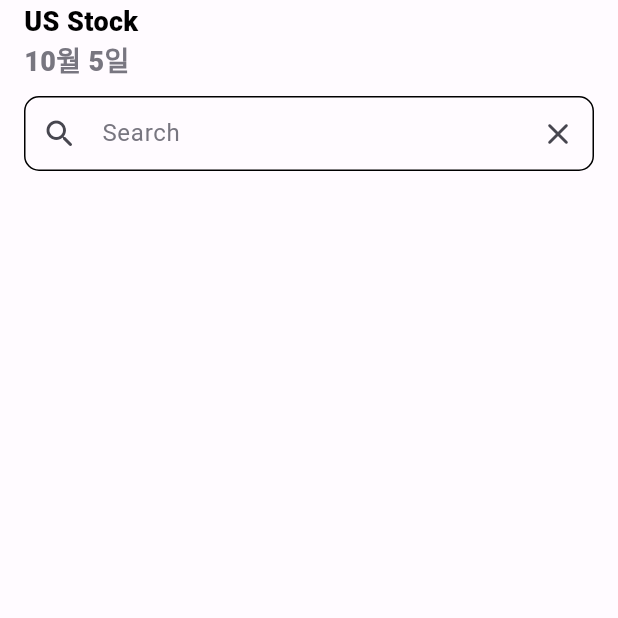
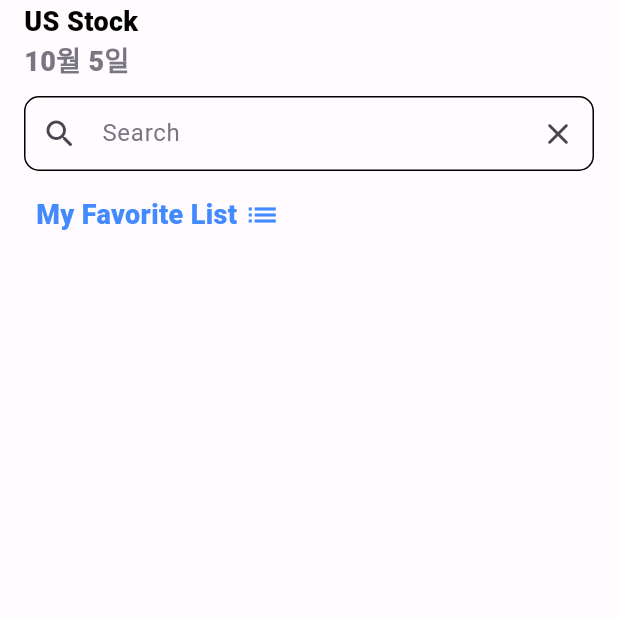
Before and after one commit to andyanappdev/Stock-Search-Flutter, a Flutter app: the screen it shows after launch, on a phone screen of 412 x 824 dp, the top half of it. Run offline on Flutter 3.47's test engine with Material 2 defaults, Android fonts, the phone set to English and light mode, and no system bars; our stand-ins replace csv, flutter_dotenv, freezed_annotation, go_router, hive, hive_flutter; accounts and stored records are empty; generated files the repository leaves out were written again; Roboto replaces fonts that are missing (HelevticalNenu).

Commit message:
<feat>(MainScreen): Implement most of default UI

```diff
--- a/lib/presentation/main/main_screen.dart
+++ b/lib/presentation/main/main_screen.dart
@@ -1,8 +1,12 @@
+import 'package:flutter/cupertino.dart';
 import 'package:flutter/material.dart';
+import 'package:intl/intl.dart';
 import 'package:provider/provider.dart';
+import 'package:us_stock/presentation/main/components/company_list_view_builder.dart';
+import 'package:us_stock/presentation/main/components/favorite_list_view_builder.dart';
+import 'package:us_stock/presentation/main/main_event.dart';
 import 'package:us_stock/presentation/main/main_state.dart';
 import 'package:us_stock/presentation/main/main_view_model.dart';
-import 'package:intl/intl.dart';
 
 class MainScreen extends StatefulWidget {
   const MainScreen({super.key});
@@ -35,6 +39,7 @@ class _MainScreenState extends State<MainScreen> {
         body: Column(
           children: [
             _buildSearchTextField(context, viewModel),
+            _buildMakeNewFavoriteList(state, viewModel),
             _buildListView(state, viewModel),
           ],
         ),
@@ -75,7 +80,7 @@ class _MainScreenState extends State<MainScreen> {
     );
   }
 
-  Widget _buildSearchTextField(BuildContext context, viewModel) {
+  Widget _buildSearchTextField(BuildContext context, MainViewModel viewModel) {
     return Padding(
       padding: const EdgeInsets.symmetric(horizontal: 16.0, vertical: 8.0),
       child: SizedBox(
@@ -86,7 +91,7 @@ class _MainScreenState extends State<MainScreen> {
           cursorColor: Theme.of(context).colorScheme.onBackground,
           style: TextStyle(color: Theme.of(context).colorScheme.onBackground),
           onChanged: (query) {
-            // TODO: 쿼리 변경시 코드 구현
+            viewModel.onEvent(MainEvent.searchQueryChange(query));
           },
           decoration: InputDecoration(
             enabledBorder: OutlineInputBorder(
@@ -109,7 +114,13 @@ class _MainScreenState extends State<MainScreen> {
             suffixIcon: IconButton(
               icon: const Icon(Icons.clear_rounded),
               onPressed: () {
-                _controller.clear();
+                // setState 말고 더 있어 보이는 방법은?
+                // MainEvent에 fetchFavoriteList을 정의해서 처리 할수 있으나 작성해야할 코드가 많아져서 효율성 검토 필요
+                setState(() {
+                  _controller.clear();
+                });
+
+                // viewModel.
               },
             ),
           ),
@@ -118,46 +129,64 @@ class _MainScreenState extends State<MainScreen> {
     );
   }
 
-  Widget _buildListView(MainState state, viewModel) {
+  Widget _buildMakeNewFavoriteList(MainState state, MainViewModel viewModel) {
+    return Container(
+      alignment: Alignment.centerLeft,
+      padding: const EdgeInsets.symmetric(horizontal: 24.0, vertical: 8.0),
+      child: GestureDetector(
+        child: const Row(
+          children: [
+            Text(
+              'My Favorite List ',
+              style: TextStyle(
+                fontSize: 18,
+                fontWeight: FontWeight.w800,
+                color: Colors.blueAccent,
+              ),
+            ),
+            Icon(
+              Icons.list,
+              color: Colors.blueAccent,
+            ),
+          ],
+        ),
+        onTap: () {
+          showCupertinoModalPopup<void>(
+            context: context,
+            builder: (BuildContext context) => CupertinoAlertDialog(
+              title: const Text('Coming in the Future'),
+              content: const Text('Create and manage new lists'),
+              actions: <CupertinoDialogAction>[
+                CupertinoDialogAction(
+                  /// This parameter indicates this action is the default,
+                  /// and turns the action's text to bold text.
+                  isDefaultAction: true,
+                  onPressed: () {
+                    Navigator.pop(context);
+                  },
+                  child: const Text('OK'),
+                ),
+              ],
+            ),
+          );
+        },
+      ),
+    );
+  }
+
+  Widget _buildListView(MainState state, MainViewModel viewModel) {
     return Expanded(
       child: RefreshIndicator(
         onRefresh: () async {
-          // TODO:
+          viewModel.onEvent(const MainEvent.refresh());
         },
         child: Padding(
           padding: const EdgeInsets.symmetric(horizontal: 16.0),
-          child: ListView.builder(
-            itemCount: state.companyList.length,
-            itemBuilder: (context, index) {
-              return Column(
-                children: [
-                  ListTile(
-                    leading: Text(
-                      state.companyList[index].symbol,
-                      style: TextStyle(
-                        color: Theme.of(context).colorScheme.onBackground,
-                        fontSize: 13,
-                        fontWeight: FontWeight.w900,
-                      ),
-                    ),
-                    title: Text(
-                      state.companyList[index].name,
-                      overflow: TextOverflow.ellipsis,
-                      style: TextStyle(
-                          color: Theme.of(context).colorScheme.outline,
-                          fontWeight: FontWeight.w600),
-                    ),
-                    onTap: () {
-                      // TODO:
-                    },
-                  ),
-                  Divider(
-                    color: Theme.of(context).colorScheme.outline,
-                  ),
-                ],
-              );
-            },
-          ),
+          child: _controller.text.isEmpty
+              ? FavoriteListViewBuilder(
+                  controller: _controller, viewModel: viewModel)
+              : CompanyListViewBuilder(
+                  controller: _controller, viewModel: viewModel),
         ),
       ),
     );
```
Also changed, not shown: lib/presentation/main/components/company_list_view_builder.dart (added, +67 -0 lines), lib/presentation/main/components/favorite_list_view_builder.dart (added, +105 -0 lines).
